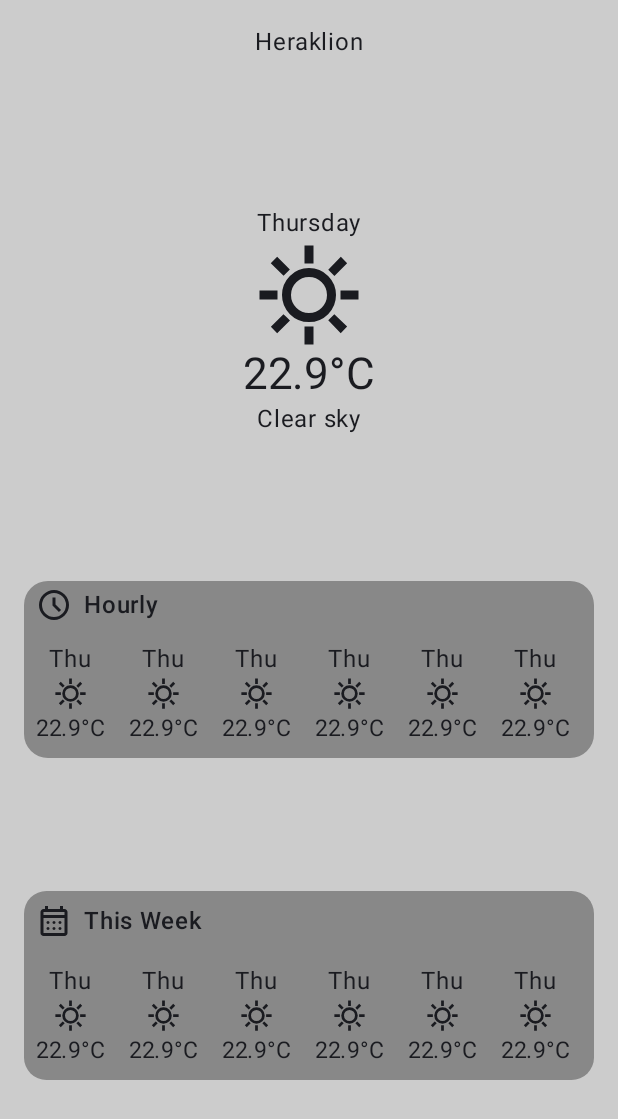
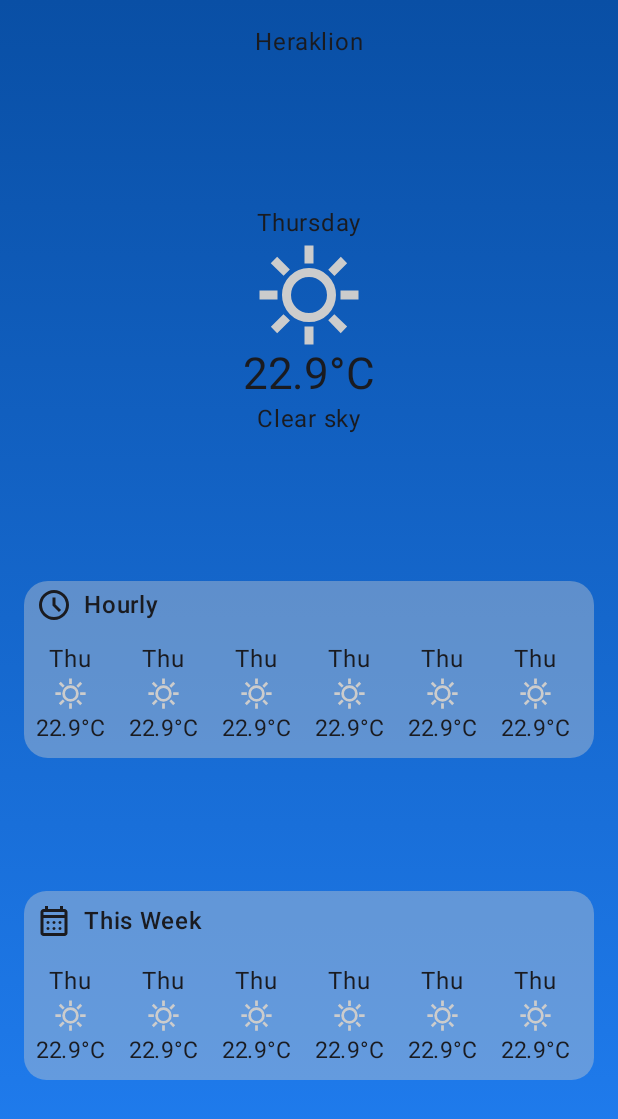
Before and after one commit to antonopan/My-Weather-App, an Android app built with Jetpack Compose: the screen it shows after launch (MainActivity), on a phone screen of 412 x 824 dp. Shown: the top 1119 px of the screen. Run offline under Robolectric (Android 15) with nearby library versions, the phone set to English and light mode, and no system bars.

Commit message:
Background Gradient Completed

```diff
--- a/app/src/main/java/com/nile/pantelis/myweatherapp/data/Wmo.kt
+++ b/app/src/main/java/com/nile/pantelis/myweatherapp/data/Wmo.kt
@@ -6,7 +6,7 @@ object Wmo {
     val codes = mapOf(
         0 to WmoInfo("Clear sky", R.drawable.clear_day_24dp),
         1 to WmoInfo("Mainly clear", R.drawable.clear_day_24dp), // clear day, bedtime
-        2 to WmoInfo("Partly cloudy", R.drawable.cloud_24dp), // partly cloudy day, nights stay
+        2 to WmoInfo("Partly cloudy", R.drawable.partly_cloudy_day_24dp), // partly cloudy day, nights stay
         3 to WmoInfo("Overcast", R.drawable.cloud_24dp), // partly cloudy day, nights stay
         45 to WmoInfo("Fog", R.drawable.foggy_24dp), // foggy
         48 to WmoInfo("Depositing rime fog", R.drawable.foggy_24dp), // foggy
@@ -66,5 +66,3 @@ object Wmo {
 //        99 to "Thunderstorm with heavy hail" // thunderstorm
 //    )
 }
-
-public data class WmoInfo(val title: String, val icon: Int)
--- /dev/null
+++ b/app/src/main/java/com/nile/pantelis/myweatherapp/data/WmoInfo.kt
@@ -0,0 +1,3 @@
+package com.nile.pantelis.myweatherapp.data
+
+public data class WmoInfo(val title: String, val icon: Int)
--- /dev/null
+++ b/app/src/main/java/com/nile/pantelis/myweatherapp/domain/utils/MergeTemperatureAndUnit.kt
@@ -0,0 +1,5 @@
+package com.nile.pantelis.myweatherapp.domain.utils
+
+fun mergeTemperatureAndUnit(temperature: Double, unit: String): String {
+    return temperature.toString() + unit
+}
--- /dev/null
+++ b/app/src/main/java/com/nile/pantelis/myweatherapp/domain/wmo/BackgroundGradientWMO.kt
@@ -0,0 +1,67 @@
+package com.nile.pantelis.myweatherapp.domain.wmo
+
+import androidx.compose.ui.graphics.Brush
+import androidx.compose.ui.graphics.Color
+import androidx.compose.ui.graphics.toArgb
+import androidx.core.graphics.ColorUtils
+import com.nile.pantelis.myweatherapp.R
+import com.nile.pantelis.myweatherapp.data.WmoInfo
+import com.nile.pantelis.myweatherapp.ui.theme.ClearDay2
+import com.nile.pantelis.myweatherapp.ui.theme.Cloudy
+import com.nile.pantelis.myweatherapp.ui.theme.Rainy
+import com.nile.pantelis.myweatherapp.ui.theme.Snow
+import com.nile.pantelis.myweatherapp.ui.theme.Storm
+
+object BackgroundGradientWMO {
+    val backgroundColor = mapOf(
+        0 to setBackgroundGradient(ClearDay2),
+        1 to setBackgroundGradient(ClearDay2), // clear day, bedtime
+        2 to setBackgroundGradient(ClearDay2), // partly cloudy day, nights stay
+        3 to setBackgroundGradient(Cloudy), // partly cloudy day, nights stay
+        45 to setBackgroundGradient(Cloudy), // foggy
+        48 to setBackgroundGradient(Cloudy), // foggy
+        51 to setBackgroundGradient(Rainy), // rainy
+        53 to setBackgroundGradient(Rainy), // rainy
+        55 to setBackgroundGradient(Rainy), // rainy
+        56 to setBackgroundGradient(Rainy), // weather mix
+        57 to setBackgroundGradient(Rainy), //weather mix
+        61 to setBackgroundGradient(Rainy), // rainy
+        63 to setBackgroundGradient(Rainy), // rainy
+        65 to setBackgroundGradient(Rainy), // rainy
+        66 to setBackgroundGradient(Snow), // weather hail
+        67 to setBackgroundGradient(Snow), // weather hail
+        71 to setBackgroundGradient(Snow), // weather snowy
+        73 to setBackgroundGradient(Snow), // weather snowy
+        75 to setBackgroundGradient(Snow), // weather snowy
+        77 to setBackgroundGradient(Snow), // weather snowy
+        80 to setBackgroundGradient(Rainy), // rainy
+        81 to setBackgroundGradient(Rainy), // rainy
+        82 to setBackgroundGradient(Rainy), // rainy
+        85 to setBackgroundGradient(Snow), // weather snowy
+        86 to setBackgroundGradient(Snow), // weather snowy
+        95 to setBackgroundGradient(Storm), // thunderstorm
+        96 to setBackgroundGradient(Storm), // thunderstorm
+        99 to setBackgroundGradient(Storm) // thunderstorm
+    )
+
+    private fun setBackgroundGradient(color: Color): Brush {
+
+        val gradient1 = adjustColorLightnessBy(color, -20f)
+
+        return Brush.verticalGradient(listOf(gradient1, color))
+    }
+
+    private fun adjustColorLightnessBy(color: Color, delta: Float): Color {
+        val hsl = FloatArray(3)
+        ColorUtils.colorToHSL(color.toArgb(), hsl)
+
+        // Current lightness in 0–100 scale
+        val currentLightness = hsl[2] * 100f
+
+        // Apply delta (positive = lighter, negative = darker)
+        val newLightness = (currentLightness + delta).coerceIn(0f, 100f)
+        hsl[2] = newLightness / 100f
+
+        return Color(ColorUtils.HSLToColor(hsl))
+    }
+}
--- a/app/src/main/java/com/nile/pantelis/myweatherapp/ui/theme/Color.kt
+++ b/app/src/main/java/com/nile/pantelis/myweatherapp/ui/theme/Color.kt
@@ -9,3 +9,10 @@ val Pink80 = Color(0xFFEFB8C8)
 val Purple40 = Color(0xFF6650a4)
 val PurpleGrey40 = Color(0xFF625b71)
 val Pink40 = Color(0xFF7D5260)
+
+val ClearDay1 = Color(0xffffc800)
+val ClearDay2 = Color(0xFF217ff3)
+val Storm = Color(0xff6a00ff)
+val Snow = Color(0xffa4d7ef)
+val Rainy = Color(0xff889cce)
+val Cloudy = Color(0xffbfd4ca)
--- /dev/null
+++ b/app/src/main/java/com/nile/pantelis/myweatherapp/view/FrostedBox.kt
@@ -0,0 +1,32 @@
+package com.nile.pantelis.myweatherapp.view
+
+import androidx.compose.foundation.background
+import androidx.compose.foundation.layout.Box
+import androidx.compose.foundation.layout.BoxScope
+import androidx.compose.foundation.layout.padding
+import androidx.compose.foundation.shape.RoundedCornerShape
+import androidx.compose.runtime.Composable
+import androidx.compose.ui.Modifier
+import androidx.compose.ui.draw.clip
+import androidx.compose.ui.graphics.Color
+import androidx.compose.ui.unit.Dp
+import androidx.compose.ui.unit.dp
+
+
+@Composable
+fun FrostedBox(
+    modifier: Modifier = Modifier,
+    backgroundColor: Color = Color.White.copy(alpha = 0.2f),
+    cornerRadius: Dp = 16.dp,
+    contentPadding: Dp = 16.dp,
+    content: @Composable BoxScope.() -> Unit
+) {
+    Box(
+        modifier = modifier
+            .clip(RoundedCornerShape(cornerRadius))
+            .background(backgroundColor)
+            .padding(contentPadding)
+    ) {
+        content()
+    }
+}
--- a/app/src/main/java/com/nile/pantelis/myweatherapp/view/MainScreen.kt
+++ b/app/src/main/java/com/nile/pantelis/myweatherapp/view/MainScreen.kt
@@ -3,17 +3,13 @@ package com.nile.pantelis.myweatherapp.view
 import androidx.compose.foundation.background
 import androidx.compose.foundation.horizontalScroll
 import androidx.compose.foundation.layout.Arrangement
-import androidx.compose.foundation.layout.Box
 import androidx.compose.foundation.layout.Column
 import androidx.compose.foundation.layout.Row
 import androidx.compose.foundation.layout.Spacer
 import androidx.compose.foundation.layout.fillMaxHeight
 import androidx.compose.foundation.layout.fillMaxSize
 import androidx.compose.foundation.layout.fillMaxWidth
-import androidx.compose.foundation.layout.height
 import androidx.compose.foundation.layout.padding
-import androidx.compose.foundation.layout.size
-import androidx.compose.foundation.layout.wrapContentHeight
 import androidx.compose.foundation.rememberScrollState
 import androidx.compose.foundation.shape.RoundedCornerShape
 import androidx.compose.material3.Icon
@@ -22,8 +18,8 @@ import androidx.compose.runtime.Composable
 import androidx.compose.ui.Alignment
 import androidx.compose.ui.Modifier
 import androidx.compose.ui.draw.clip
+import androidx.compose.ui.graphics.Brush
 import androidx.compose.ui.graphics.Color
-import androidx.compose.ui.graphics.Shape
 import androidx.compose.ui.res.painterResource
 import androidx.compose.ui.res.stringResource
 import androidx.compose.ui.text.font.FontWeight
@@ -33,17 +29,22 @@ import androidx.compose.ui.unit.sp
 import com.nile.pantelis.myweatherapp.R
 import com.nile.pantelis.myweatherapp.data.Demo
 import com.nile.pantelis.myweatherapp.data.Wmo
-import com.nile.pantelis.myweatherapp.domain.utils.convertToDayName
+import com.nile.pantelis.myweatherapp.domain.utils.mergeTemperatureAndUnit
+import com.nile.pantelis.myweatherapp.domain.wmo.BackgroundGradientWMO
 
 @Composable
 fun MainScreen(
     modifier: Modifier = Modifier
 ) {
+
+    val background =
+        BackgroundGradientWMO.backgroundColor[Demo.weatherResponse.current.weather_code]
+            ?: Brush.sweepGradient(listOf(Color.LightGray, Color.Gray))
     Column(
         modifier = Modifier
             .fillMaxWidth()
             .fillMaxHeight()
-            .background(Color.LightGray)
+            .background(background)
             .padding(16.dp),
         verticalArrangement = Arrangement.Top,
         horizontalAlignment = Alignment.CenterHorizontally
@@ -66,10 +67,13 @@ fun MainScreen(
                 ,
                 showCode = true
             )
+
+
             Column(
                 modifier = Modifier
                     .clip(shape = RoundedCornerShape(16.dp))
-                    .background(Color.Gray)
+                    .background(Color.LightGray.copy(alpha = 0.4f))
+//                        .blur(16.dp)
                     .fillMaxWidth()
             ) {
 
@@ -98,15 +102,21 @@ fun MainScreen(
                 }
 
                 Row(
-                    modifier=Modifier
+                    modifier = Modifier
                         .horizontalScroll(rememberScrollState())
                 ) {
                     for (i in 1..12) {
-                        WeatherDataView(showCode = false)
+                        WeatherDataView(
+                            currentTime = Demo.weatherResponse.current.time,
+                            weatherIcon = Wmo.codes[Demo.weatherResponse.current.weather_code],
+                            temperature = mergeTemperatureAndUnit(
+                                Demo.weatherResponse.current.temperature_2m,
+                                Demo.weatherResponse.current_units.temperature_2m),
+                            showCode = false
+                        )
                     }
                 }
             }
-
 
 
 //            Spacer(modifier = Modifier.height(6.dp))
@@ -114,7 +124,7 @@ fun MainScreen(
             Column(
                 modifier = Modifier
                     .clip(shape = RoundedCornerShape(15.dp))
-                    .background(color = Color.Gray)
+                    .background(Color.LightGray.copy(alpha = 0.4f))
                     .fillMaxWidth()
             ) {
 
--- a/app/src/main/java/com/nile/pantelis/myweatherapp/view/WeatherDataView.kt
+++ b/app/src/main/java/com/nile/pantelis/myweatherapp/view/WeatherDataView.kt
@@ -1,31 +1,31 @@
 package com.nile.pantelis.myweatherapp.view
 
-import android.graphics.drawable.Icon
 import androidx.compose.foundation.layout.Column
-import androidx.compose.foundation.layout.fillMaxWidth
 import androidx.compose.foundation.layout.padding
 import androidx.compose.foundation.layout.size
-import androidx.compose.material.icons.Icons
-import androidx.compose.material.icons.outlined.Add
 import androidx.compose.material3.Icon
 import androidx.compose.material3.Text
 import androidx.compose.runtime.Composable
 import androidx.compose.ui.Alignment
 import androidx.compose.ui.Modifier
+import androidx.compose.ui.graphics.Color
 import androidx.compose.ui.res.painterResource
-import androidx.compose.ui.res.stringResource
 import androidx.compose.ui.tooling.preview.Preview
 import androidx.compose.ui.unit.dp
 import androidx.compose.ui.unit.sp
 import com.nile.pantelis.myweatherapp.R
 import com.nile.pantelis.myweatherapp.data.Demo
 import com.nile.pantelis.myweatherapp.data.Wmo
+import com.nile.pantelis.myweatherapp.data.WmoInfo
 import com.nile.pantelis.myweatherapp.domain.utils.convertToDayName
 
 @Composable
 fun WeatherDataView(
     modifier: Modifier = Modifier,
-    showCode: Boolean = false
+    showCode: Boolean = false,
+    currentTime: String = Demo.weatherResponse.current.time,
+    weatherIcon: WmoInfo? = Wmo.codes[Demo.weatherResponse.current.weather_code],
+    temperature: String = Demo.weatherResponse.current.temperature_2m.toString() + Demo.weatherResponse.current_units.temperature_2m,
 ) {
     Column(
         modifier = modifier
@@ -34,16 +34,17 @@ fun WeatherDataView(
     ) {
         Text(
             text = if (showCode) {
-                convertToDayName(Demo.weatherResponse.current.time)
+                convertToDayName(currentTime)
             } else {
-                convertToDayName(Demo.weatherResponse.current.time).take(3)
+                convertToDayName(currentTime).take(3)
             }
         )
         Icon(
-            painter = painterResource(Wmo.codes[Demo.weatherResponse.current.weather_code]?.icon
+            painter = painterResource(weatherIcon?.icon
                 ?: R.drawable.cloud_alert_24dp),
-            contentDescription = Wmo.codes[Demo.weatherResponse.current.weather_code]?.title
+            contentDescription = weatherIcon?.title
                 ?: "No retrieved data",
+            tint = Color.LightGray,
             modifier = Modifier.size(if (showCode) {
                 72.dp
             } else {
@@ -52,8 +53,7 @@ fun WeatherDataView(
 
         )
         Text(
-            text = Demo.weatherResponse.current.temperature_2m.toString() +
-                    Demo.weatherResponse.current_units.temperature_2m,
+            text = temperature,
             fontSize = if (showCode) {
                 29.sp
             } else {
@@ -62,7 +62,7 @@ fun WeatherDataView(
         )
         if(showCode) {
             Text(
-                text = Wmo.codes[Demo.weatherResponse.current.weather_code]?.title
+                text = weatherIcon?.title
                     ?: "No retrieved data"
             )
         }
```
